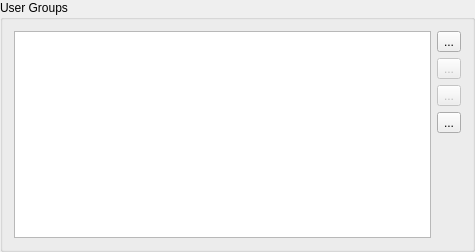
The window that src/user_groups_box.ui (nextgis/quickmapservices) describes before a commit, drawn with Qt 5.
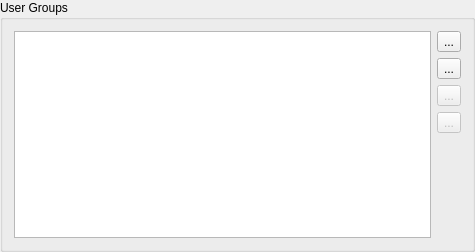
The same window after the commit.

Commit message: Add source column to data sources lists. Change titles and buttons order.

```diff
--- a/src/user_groups_box.ui
+++ b/src/user_groups_box.ui
@@ -22,6 +22,16 @@
    </item>
    <item>
     <layout class="QVBoxLayout" name="verticalLayout">
+     <item>
+      <widget class="QToolButton" name="btnCopy">
+       <property name="toolTip">
+        <string>Create new user group from existing</string>
+       </property>
+       <property name="text">
+        <string>...</string>
+       </property>
+      </widget>
+     </item>
      <item>
       <widget class="QToolButton" name="btnAdd">
        <property name="text">
@@ -59,10 +69,6 @@
        <property name="text">
         <string>...</string>
        </property>
-      </widget>
-     </item>
-     <item>
-      <widget class="QToolButton" name="btnCopy">
        <property name="text">
         <string>...</string>
        </property>
```
Left out of the diff: 10 changed lines with no effect on the pictures. The commit also changes 7 other files.
